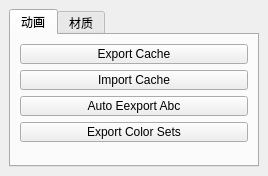
Above: seer7_setup.ui from rupengfei/TD_code before the change. Below: the same form after it.
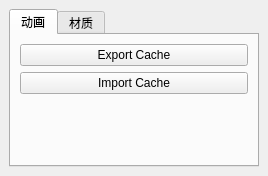
That is the form after the change.

Commit message: shader rig 文件夹层级更换

The edit to the form file:
```diff
--- a/seer7_setup.ui
+++ b/seer7_setup.ui
@@ -85,38 +85,6 @@
           </property>
          </widget>
         </item>
-        <item>
-         <widget class="QPushButton" name="btn_auto_export_abc">
-          <property name="minimumSize">
-           <size>
-            <width>80</width>
-            <height>20</height>
-           </size>
-          </property>
-          <property name="toolTip">
-           <string>&lt;html&gt;&lt;head/&gt;&lt;body&gt;&lt;p&gt;&lt;br/&gt;&lt;/p&gt;&lt;/body&gt;&lt;/html&gt;</string>
-          </property>
-          <property name="whatsThis">
-           <string>&lt;html&gt;&lt;head/&gt;&lt;body&gt;&lt;p&gt;aaaaaaaaaaaaaaaaaAAAAAAAAAAAAAAAAAAAAAAAAAAA&lt;/p&gt;&lt;/body&gt;&lt;/html&gt;</string>
-          </property>
-          <property name="text">
-           <string>Auto Eexport Abc</string>
-          </property>
-         </widget>
-        </item>
-        <item>
-         <widget class="QPushButton" name="btn_export_color_sets">
-          <property name="minimumSize">
-           <size>
-            <width>80</width>
-            <height>20</height>
-           </size>
-          </property>
-          <property name="text">
-           <string>Export Color Sets</string>
-          </property>
-         </widget>
-        </item>
         <item>
          <spacer name="verticalSpacer_2">
           <property name="orientation">
```
The commit also changes 2 other files.
